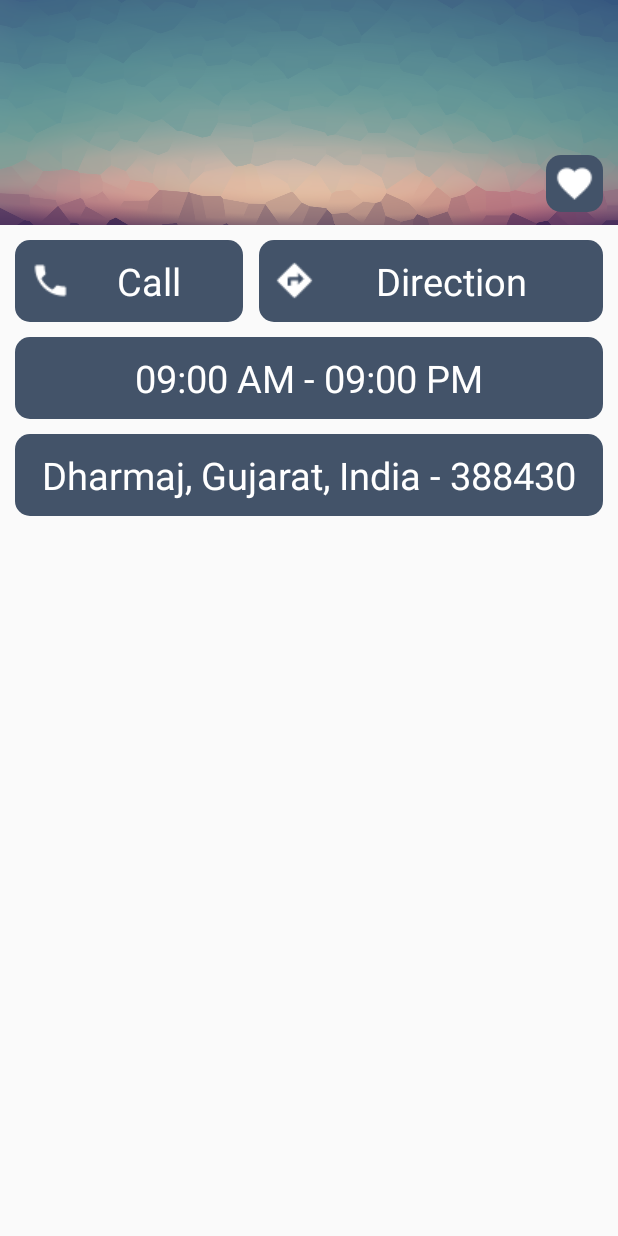
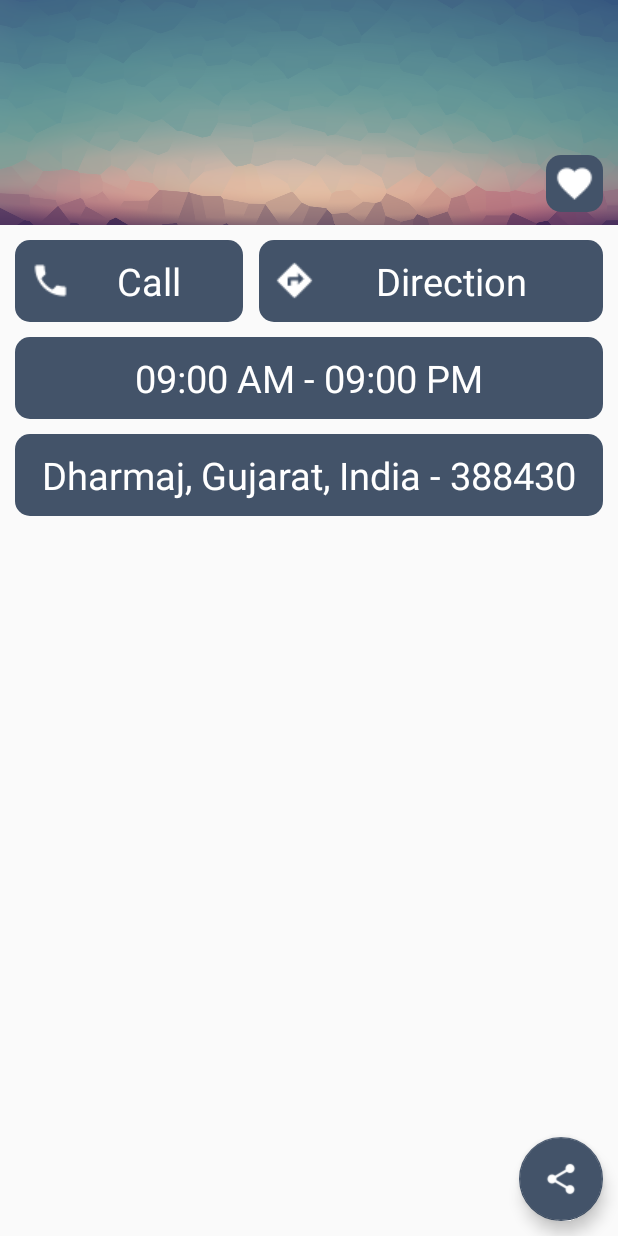
Before and after one commit to harshildarji/CharotarExplore, an Android app: the layout content_details.xml on its own in the app's theme, with its tools: preview values and no code run, on a phone screen of 412 x 824 dp. Run offline under Robolectric (Android 15) with nearby library versions, the phone set to English and light mode, and no system bars; network calls fail.

Commit message:
share result

```diff
--- a/app/src/main/res/layout/content_details.xml
+++ b/app/src/main/res/layout/content_details.xml
@@ -144,4 +144,16 @@
         </LinearLayout>
 
     </ScrollView>
+
+    <android.support.design.widget.FloatingActionButton
+        android:id="@+id/shareIt"
+        android:layout_width="wrap_content"
+        android:layout_height="wrap_content"
+        android:layout_alignParentBottom="true"
+        android:layout_alignParentEnd="true"
+        android:layout_alignParentRight="true"
+        android:layout_margin="10dp"
+        android:foregroundGravity="center"
+        android:src="@drawable/share"
+        android:tint="#ffffff" />
 </RelativeLayout>
```
Also changed, not shown: app/src/main/java/com/example/harshil/charotarexplore/details.java (+15 -0 lines), app/src/main/res/drawable/facebook.png (added), app/src/main/res/drawable/google.png (added).
